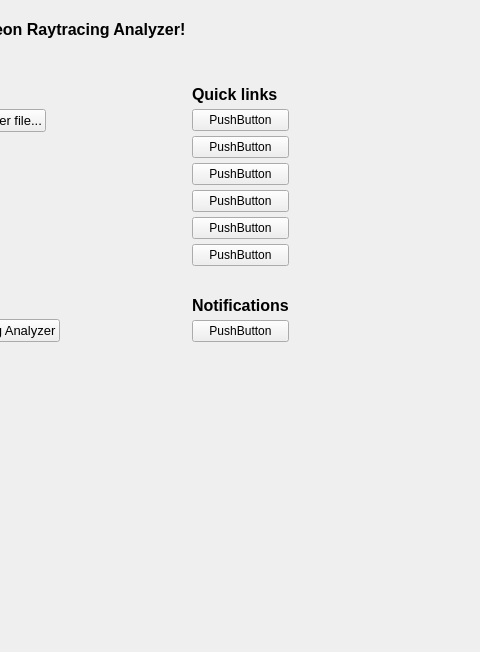
The window that source/frontend/views/start/welcome_pane.ui (GPUOpen-Tools/radeon_raytracing_analyzer) describes before a commit, drawn with Qt 5; both pictures show x 224 to 704 and y 0 to 652 of the 967 by 652 pixel window.
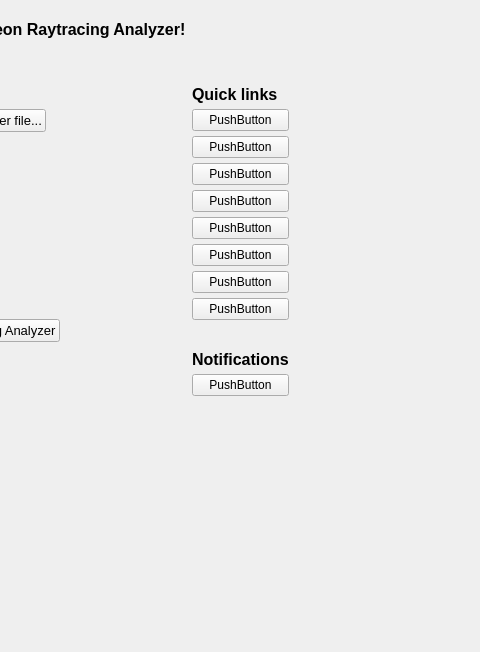
The same window after the commit. Custom widgets are drawn as their Qt base class.

The edit to the form file:
```diff
--- a/source/frontend/views/start/welcome_pane.ui
+++ b/source/frontend/views/start/welcome_pane.ui
@@ -481,6 +481,52 @@
          </property>
         </spacer>
        </item>
+       <item>
+        <widget class="QuickLinkButtonWidget" name="quick_link_rgd_">
+         <property name="text">
+          <string>PushButton</string>
+         </property>
+        </widget>
+       </item>
+       <item>
+        <spacer name="vertical_spacer_18_">
+         <property name="orientation">
+          <enum>Qt::Vertical</enum>
+         </property>
+         <property name="sizeType">
+          <enum>QSizePolicy::Fixed</enum>
+         </property>
+         <property name="sizeHint" stdset="0">
+          <size>
+           <width>20</width>
+           <height>5</height>
+          </size>
+         </property>
+        </spacer>
+       </item>
+       <item>
+        <widget class="QuickLinkButtonWidget" name="quick_link_rmv_">
+         <property name="text">
+          <string>PushButton</string>
+         </property>
+        </widget>
+       </item>
+       <item>
+        <spacer name="vertical_spacer_17_">
+         <property name="orientation">
+          <enum>Qt::Vertical</enum>
+         </property>
+         <property name="sizeType">
+          <enum>QSizePolicy::Fixed</enum>
+         </property>
+         <property name="sizeHint" stdset="0">
+          <size>
+           <width>20</width>
+           <height>5</height>
+          </size>
+         </property>
+        </spacer>
+       </item>
        <item>
         <widget class="QuickLinkButtonWidget" name="quick_link_sample_trace_">
          <property name="text">
```
Left out of the diff: 4 changed lines with no effect on the pictures.
